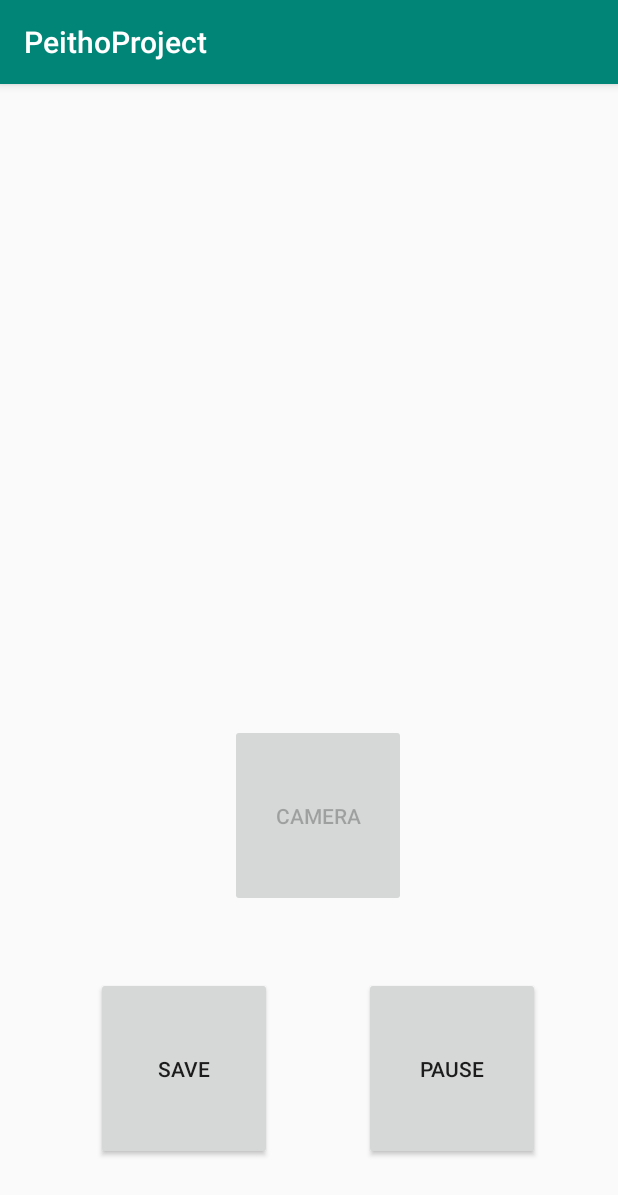
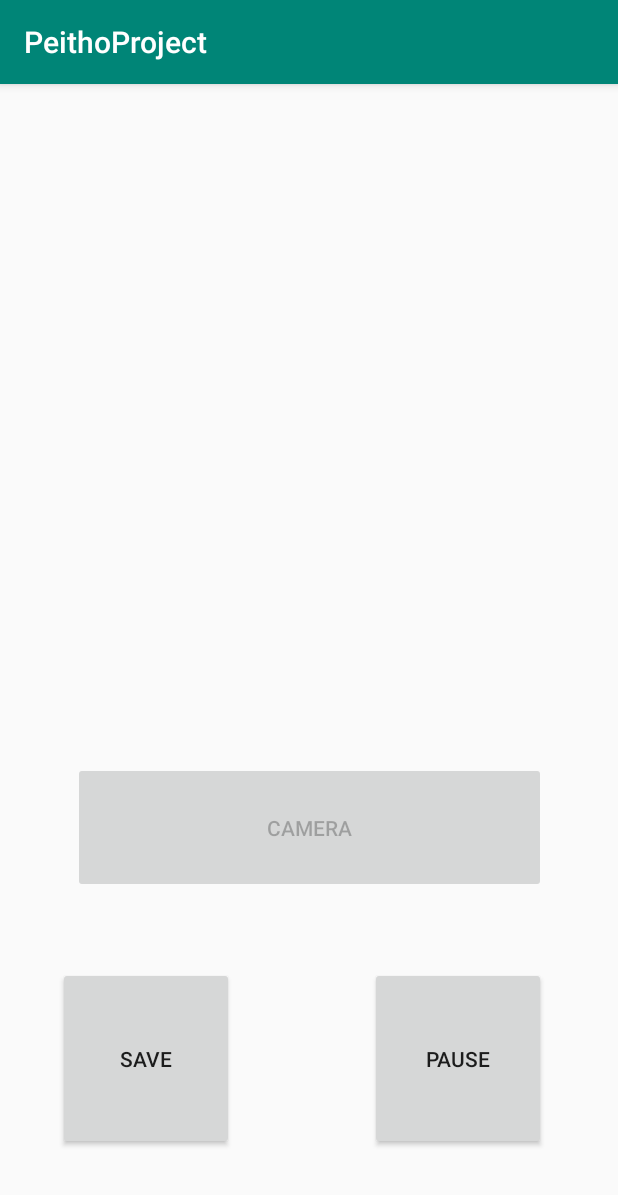
Before and after one commit to TonyCalarese/PeithoProject, an Android app: the screen it shows after launch (MainActivity), on a phone screen of 412 x 824 dp. Shown: the top 1195 px of the screen. Run offline under Robolectric (Android 15) with nearby library versions, the phone set to English and light mode, and no system bars.

Commit message:
camera for some reason not working

```diff
--- a/app/src/main/AndroidManifest.xml
+++ b/app/src/main/AndroidManifest.xml
@@ -1,7 +1,8 @@
 <?xml version="1.0" encoding="utf-8"?>
 <manifest xmlns:android="http://schemas.android.com/apk/res/android"
     package="com.example.peithoproject">
-
+    <uses-feature android:name="android.hardware.camera" />
+    <uses-permission android:name="android.permission.CAMERA" />
     <application
         android:allowBackup="true"
         android:icon="@mipmap/ic_launcher"
--- a/app/src/main/res/layout/prototype_layout_1.xml
+++ b/app/src/main/res/layout/prototype_layout_1.xml
@@ -13,31 +13,28 @@
 
         <Button
             android:id="@+id/cameraButton"
-            android:layout_width="117dp"
-            android:layout_height="122dp"
+            android:layout_width="315dp"
+            android:layout_height="87dp"
             android:layout_weight="1"
             android:text="Camera"
             app:layout_constraintBottom_toBottomOf="parent"
             app:layout_constraintEnd_toEndOf="parent"
-            app:layout_constraintHorizontal_bias="0.52"
             app:layout_constraintStart_toStartOf="parent"
             app:layout_constraintTop_toTopOf="parent"
-            app:layout_constraintVertical_bias="0.66" />
+            app:layout_constraintVertical_bias="0.664" />
 
         <Button
             android:id="@+id/saveButton"
             android:layout_width="117dp"
             android:layout_height="122dp"
-            android:layout_marginStart="64dp"
-            android:layout_marginLeft="64dp"
             android:layout_weight="1"
             android:text="Save"
             app:layout_constraintBottom_toBottomOf="parent"
-            app:layout_constraintEnd_toStartOf="@+id/cameraButton"
-            app:layout_constraintHorizontal_bias="0.0"
+            app:layout_constraintEnd_toEndOf="parent"
+            app:layout_constraintHorizontal_bias="0.132"
             app:layout_constraintStart_toStartOf="parent"
             app:layout_constraintTop_toTopOf="parent"
-            app:layout_constraintVertical_bias="0.922" />
+            app:layout_constraintVertical_bias="0.911" />
 
         <Button
             android:id="@+id/pauseButton"
@@ -47,20 +44,22 @@
             android:text="Pause"
             app:layout_constraintBottom_toBottomOf="parent"
             app:layout_constraintEnd_toEndOf="parent"
-            app:layout_constraintHorizontal_bias="0.823"
+            app:layout_constraintHorizontal_bias="0.836"
             app:layout_constraintStart_toStartOf="parent"
             app:layout_constraintTop_toTopOf="parent"
-            app:layout_constraintVertical_bias="0.922" />
+            app:layout_constraintVertical_bias="0.911" />
 
         <ImageView
             android:id="@+id/cameraPreview"
-            android:layout_width="wrap_content"
-            android:layout_height="wrap_content"
-            app:layout_constraintBottom_toTopOf="@+id/cameraButton"
+            android:layout_width="194dp"
+            android:layout_height="172dp"
+            app:layout_constraintBottom_toBottomOf="parent"
             app:layout_constraintEnd_toEndOf="parent"
+            app:layout_constraintHorizontal_bias="0.552"
             app:layout_constraintStart_toStartOf="parent"
             app:layout_constraintTop_toTopOf="parent"
-            tools:srcCompat="@tools:sample/avatars" />
+            app:layout_constraintVertical_bias="0.271"
+            tools:srcCompat="@color/colorPrimaryDark" />
 
 
     </androidx.constraintlayout.widget.ConstraintLayout>
```
Also changed, not shown: app/src/main/java/com/example/peithoproject/Emotion.java (added, +11 -0 lines), app/src/main/java/com/example/peithoproject/MainMenuFragement.java (+32 -2 lines), 1 other file.
